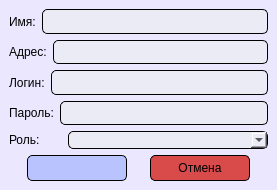
The window that APP/forms/forms_ui/user_form.ui (Danyfff/Diplom_APP) describes before a commit, drawn with Qt 5.
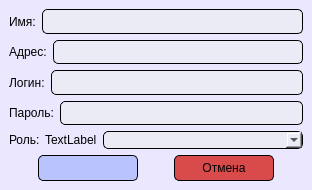
The same window after the commit.

Commit message: create my user form

Diff of the .ui file:
```diff
--- a/APP/forms/forms_ui/user_form.ui
+++ b/APP/forms/forms_ui/user_form.ui
@@ -310,6 +310,13 @@
           </property>
          </widget>
         </item>
+        <item>
+         <widget class="QLabel" name="post_label">
+          <property name="text">
+           <string>TextLabel</string>
+          </property>
+         </widget>
+        </item>
         <item>
          <widget class="QComboBox" name="postsBox">
           <property name="minimumSize">
```
The commit also changes 4 other files.
